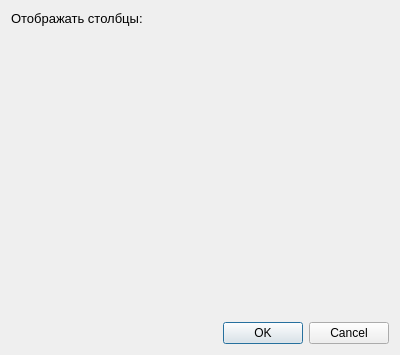
Before: the Qt Designer form interface/medicine/medicineTableSettingsForm.ui in strizh78/MApp, drawn with Qt 5.
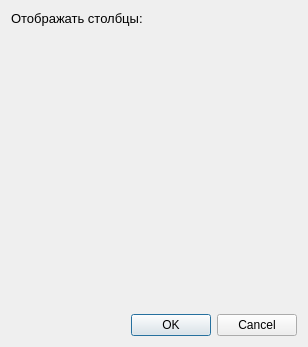
After: the same form once the commit is applied.

```diff
--- a/interface/medicine/medicineTableSettingsForm.ui
+++ b/interface/medicine/medicineTableSettingsForm.ui
@@ -9,8 +9,8 @@
    <rect>
     <x>0</x>
     <y>0</y>
-    <width>400</width>
-    <height>355</height>
+    <width>308</width>
+    <height>347</height>
    </rect>
   </property>
   <property name="windowTitle">
```
Left out of the diff: 35 changed lines with no effect on the pictures.
